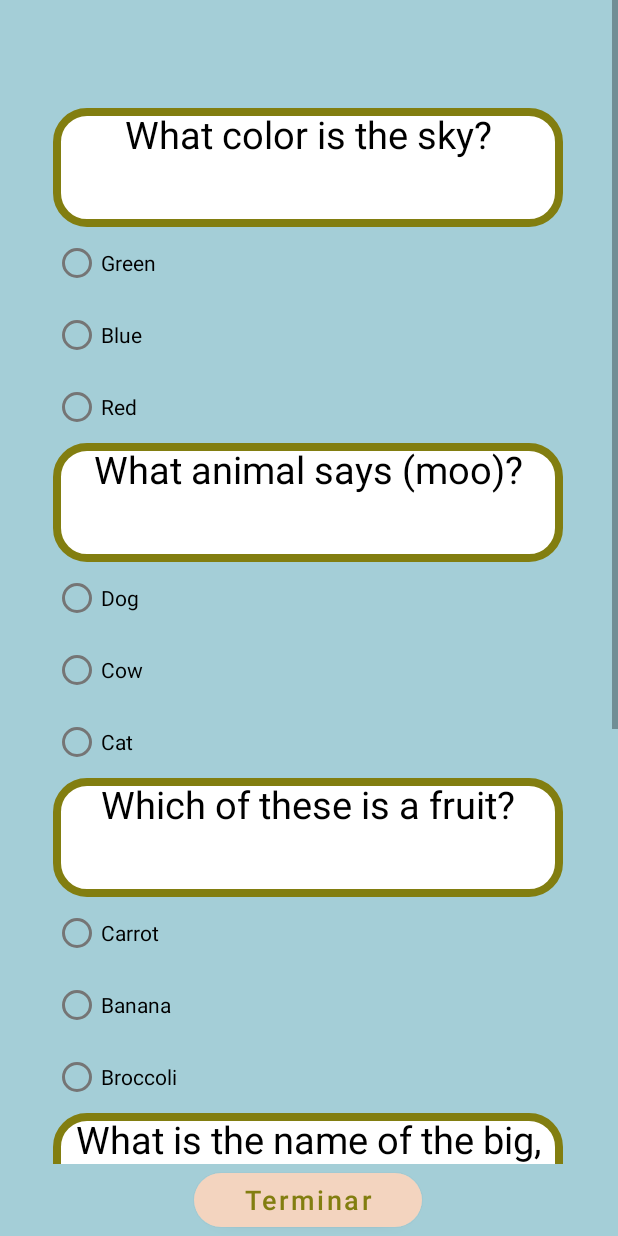
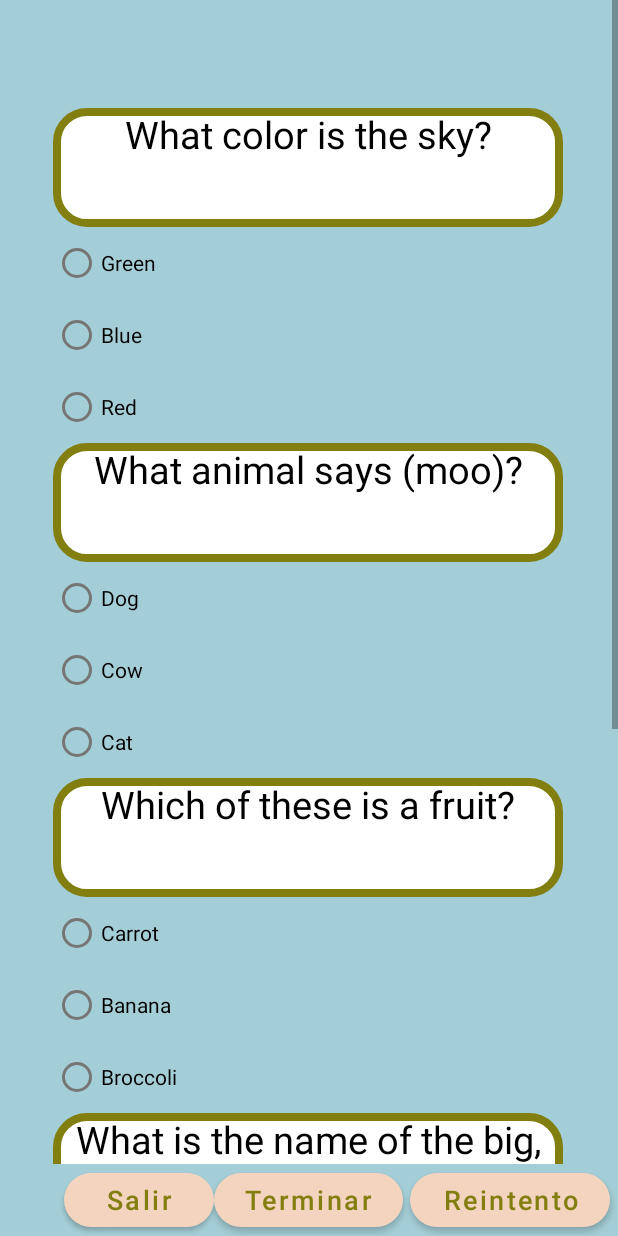
Before and after one commit to kimserrano/LinguaShake, an Android app: the Cuestionario screen opened directly, with no data from a screen before it, on a phone screen of 412 x 824 dp. Run offline under Robolectric (Android 15) with nearby library versions, the phone set to English and light mode, and no system bars.

```diff
--- a/app/src/main/res/layout/activity_cuestionario.xml
+++ b/app/src/main/res/layout/activity_cuestionario.xml
@@ -38,7 +38,6 @@
                 app:layout_constraintHorizontal_bias="0.492"
                 app:layout_constraintStart_toStartOf="parent"
                 app:layout_constraintTop_toTopOf="parent">
-
             </TextView>
 
             <RadioGroup
@@ -241,10 +240,9 @@
             </RadioGroup>
         </androidx.constraintlayout.widget.ConstraintLayout>
     </ScrollView>
-
     <Button
         android:id="@+id/guardar_button"
-        android:layout_width="152dp"
+        android:layout_width="126dp"
         android:layout_height="48dp"
         android:layout_gravity="center"
         android:text="Terminar"
@@ -258,5 +256,34 @@
         app:layout_constraintHorizontal_bias="0.498"
         app:layout_constraintStart_toStartOf="parent" />
 
+    <Button
+        android:id="@+id/salir"
+        android:layout_width="100dp"
+        android:layout_height="48dp"
+        android:layout_gravity="center"
+        android:text="Salir"
+        android:textAllCaps="false"
+        android:textColor="@color/verde"
+        android:textSize="18sp"
+        android:theme="@style/ButtonTheme.RosaBajito"
+        app:cornerRadius="30dp"
+        app:layout_constraintBottom_toBottomOf="parent"
+        app:layout_constraintEnd_toStartOf="@+id/guardar_button" />
+
+    <Button
+        android:id="@+id/reintento"
+        android:layout_width="133dp"
+        android:layout_height="48dp"
+        android:layout_gravity="center"
+        android:text="Reintento"
+        android:textAllCaps="false"
+        android:textColor="@color/verde"
+        android:textSize="18sp"
+        android:theme="@style/ButtonTheme.RosaBajito"
+        app:cornerRadius="30dp"
+        app:layout_constraintBottom_toBottomOf="parent"
+        app:layout_constraintEnd_toEndOf="parent"
+        app:layout_constraintHorizontal_bias=".4980"
+        app:layout_constraintStart_toEndOf="@+id/guardar_button" />
 
 </androidx.constraintlayout.widget.ConstraintLayout>
```
Also changed, not shown: app/src/main/java/equipo/flashcards/linguashake/Cuestionario.java (+34 -4 lines).
